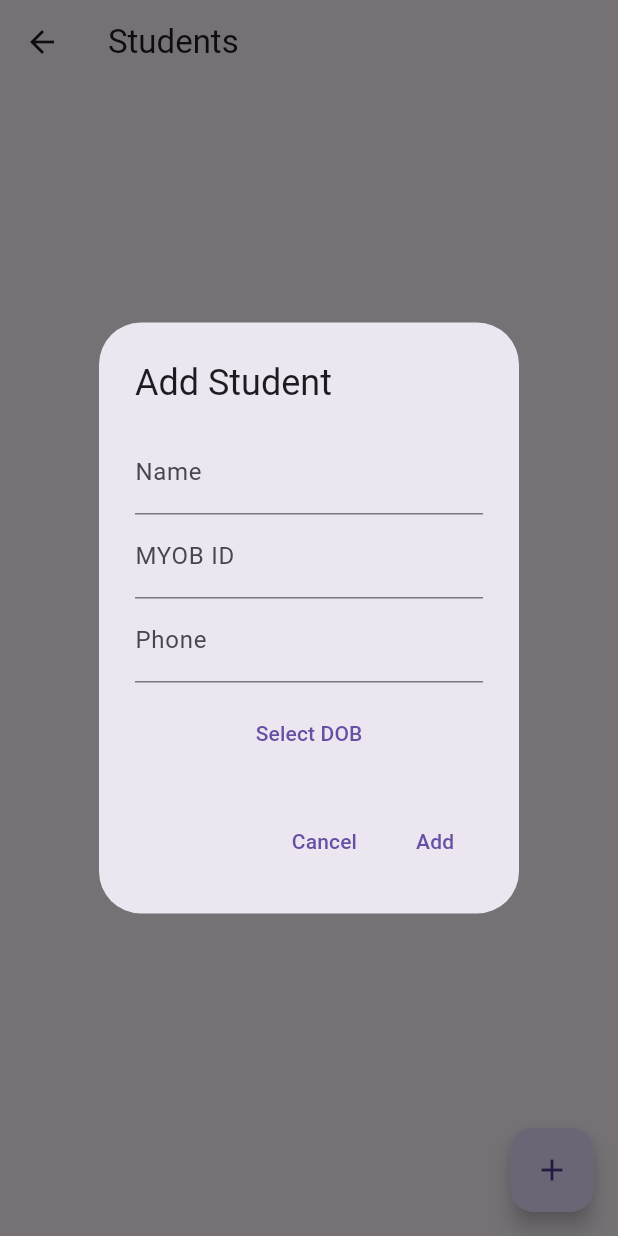
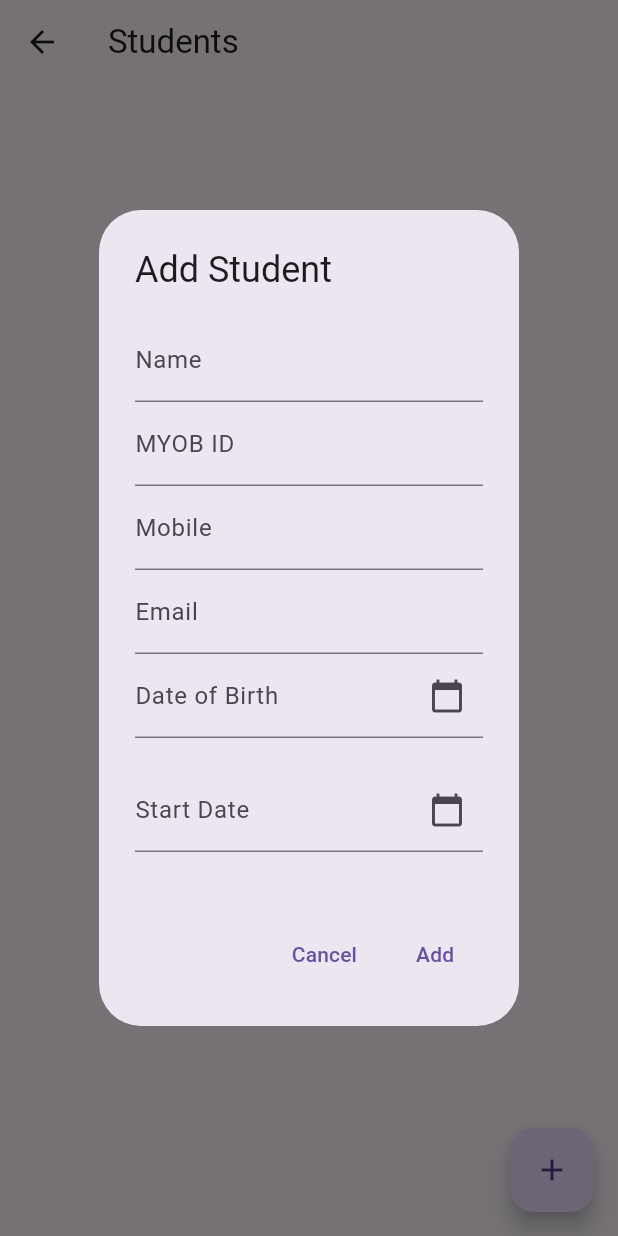
Before and after one commit to surtalk/Surtaal, a Flutter app: the StudentsScreen screen opened directly, after a tap on the "add" icon, on a phone screen of 412 x 824 dp. Run offline on Flutter 3.47's test engine with Material 3 defaults, Android fonts, the phone set to English and light mode, and no system bars; our stand-ins replace cloud_firestore, firebase_auth, firebase_core, fluttertoast, google_sign_in; accounts and stored records are empty.

Commit message:
add students all fields

```diff
--- a/lib/features/admin_dashboard/screens/student_screen.dart
+++ b/lib/features/admin_dashboard/screens/student_screen.dart
@@ -14,15 +14,52 @@ class _StudentsScreenState extends State<StudentsScreen> {
   final TextEditingController _nameController = TextEditingController();
   final TextEditingController _myobIdController = TextEditingController();
   final TextEditingController _phoneController = TextEditingController();
+    final TextEditingController _emailController = TextEditingController();
   DateTime? _selectedDob;
+    DateTime? _startDate;
 
   // Show Add/Edit Dialog
-  void _showStudentDialog({String? docId, String? name, String? myobId, String? phone, DateTime? dob}) {
+  void _showStudentDialog({String? docId, String? name, String? myobId, String? phone, DateTime? dob, String? email, DateTime? startDate}) {
     _nameController.text = name ?? "";
     _myobIdController.text = myobId ?? "";
     _phoneController.text = phone ?? "";
+    _emailController.text = email ?? "";
+
     _selectedDob = dob;
+    _startDate = startDate;
 
+    TextEditingController dobController = TextEditingController();
+    void _selectDate(BuildContext context) async {
+      DateTime? picked = await showDatePicker(
+        context: context,
+        initialDate: DateTime.now(),
+        firstDate: DateTime(1900),
+        lastDate: DateTime(2100),
+      );
+
+    if (picked != null) {
+      setState(() {
+        _selectedDob = picked;
+        dobController.text = "${picked.day}/${picked.month}/${picked.year}"; // Format date
+      });
+    }
+    }
+    TextEditingController startDateController = TextEditingController();
+    void _selectStartDateDate(BuildContext context) async {
+      DateTime? picked = await showDatePicker(
+        context: context,
+        initialDate: DateTime.now(),
+        firstDate: DateTime(1900),
+        lastDate: DateTime(2100),
+      );
+
+    if (picked != null) {
+      setState(() {
+        _startDate = picked;
+        startDateController.text = "${picked.day}/${picked.month}/${picked.year}"; // Format date
+      });
+    }
+    }
     showDialog(
       context: context,
       builder: (context) {
@@ -30,28 +67,42 @@ class _StudentsScreenState extends State<StudentsScreen> {
           title: Text(docId == null ? "Add Student" : "Edit Student"),
           content: SingleChildScrollView(
             child: Column(
-              mainAxisSize: MainAxisSize.min,
+              mainAxisSize: MainAxisSize.max,
               children: [
                 TextField(controller: _nameController, decoration: InputDecoration(labelText: "Name")),
                 TextField(controller: _myobIdController, decoration: InputDecoration(labelText: "MYOB ID")),
-                TextField(controller: _phoneController, decoration: InputDecoration(labelText: "Phone")),
-                SizedBox(height: 10),
-                TextButton(
-                  onPressed: () async {
-                    DateTime? pickedDate = await showDatePicker(
-                      context: context,
-                      initialDate: _selectedDob ?? DateTime.now(),
-                      firstDate: DateTime(1900),
-                      lastDate: DateTime.now(),
-                    );
-                    if (pickedDate != null) {
-                      setState(() {
-                        _selectedDob = pickedDate;
-                      });
-                    }
-                  },
-                  child: Text(_selectedDob == null ? "Select DOB" : "DOB: ${_selectedDob!.day}-${_selectedDob!.month}-${_selectedDob!.year}"),
+                TextField(controller: _phoneController, decoration: InputDecoration(labelText: "Mobile")),
+                TextFormField(controller: _emailController,
+                         keyboardType: TextInputType.emailAddress,
+                          decoration: InputDecoration(labelText: "Email"),
+                          ),
+                TextField(
+                controller: dobController,
+                readOnly: true, // Prevent manual input
+                decoration: InputDecoration(
+                  labelText: "Date of Birth",
+                  hintText: "Select your DOB",
+                  suffixIcon: IconButton(
+                    icon: Icon(Icons.calendar_today),
+                    onPressed: () => _selectDate(context),
+                  ),
                 ),
+                ),
+                SizedBox(height: 20),
+                TextField(
+                controller: startDateController,
+                readOnly: true, // Prevent manual input
+                decoration: InputDecoration(
+                  labelText: "Start Date",
+                  hintText: "First Class",
+                  suffixIcon: IconButton(
+                    icon: Icon(Icons.calendar_today),
+                    onPressed: () => _selectStartDateDate(context),
+                  ),
+                ),
+                ),
+                SizedBox(height: 20),
+
               ],
             ),
           ),
@@ -62,11 +113,11 @@ class _StudentsScreenState extends State<StudentsScreen> {
                 if (_nameController.text.isNotEmpty && _myobIdController.text.isNotEmpty && _phoneController.text.isNotEmpty && _selectedDob != null) {
                   if (docId == null) {
                     _firestoreService.addStudent(
-                      _nameController.text, _myobIdController.text, _phoneController.text, _selectedDob!, "test@test.com", _selectedDob!
+                      _nameController.text, _myobIdController.text, _phoneController.text, _selectedDob!, _emailController.text, _startDate!
                     );
                   } else {
                     _firestoreService.updateStudent(
-                      docId, _nameController.text, _myobIdController.text, _phoneController.text, _selectedDob!, "test@test.com", _selectedDob!
+                      docId, _nameController.text, _myobIdController.text, _phoneController.text, _selectedDob!, _emailController.text, _startDate!
                     );
                   }
                   Navigator.pop(context);
@@ -121,10 +172,13 @@ class _StudentsScreenState extends State<StudentsScreen> {
               DateTime dob = (student['dob'] as Timestamp).toDate();
               String formattedDob = "${dob.day}-${dob.month}-${dob.year}";
 
+              DateTime startDate = (student['startDate'] as Timestamp).toDate();
+              String formattedstartDate = "${dob.day}-${dob.month}-${dob.year}";
+
               return Card(
                 child: ListTile(
                   title: Text(student['name']),
-                  subtitle: Text("MYOB ID: ${student['myob_Id']} | Phone: ${student['mobile']} | DOB: $formattedDob"),
+                  subtitle: Text("MYOB ID: ${student['myob_Id']} | Phone: ${student['mobile']} | DOB: $formattedDob | E-mail: ${student['email']}"),
                   trailing: Row(
                     mainAxisSize: MainAxisSize.min,
                     children: [
@@ -134,7 +188,9 @@ class _StudentsScreenState extends State<StudentsScreen> {
                           name: student['name'],
                           myobId: student['myob_Id'],
                           phone: student['mobile'],
+                          email: student['email'],
                           dob: dob,
+                          startDate: startDate,
                         );
                       }),
                       IconButton(icon: Icon(Icons.delete, color: Colors.red), onPressed: () {
```
